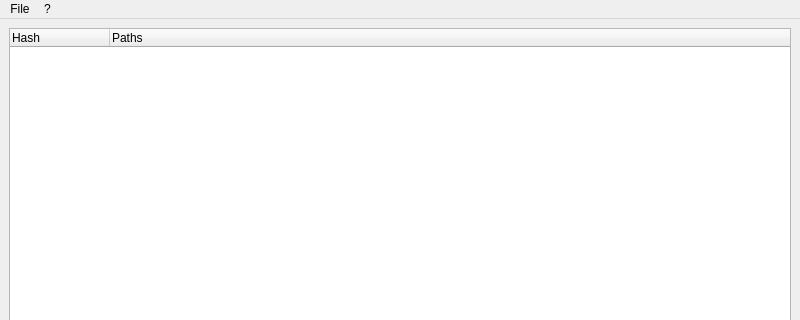
First picture: the form in mainwindow.ui, repository visuve/Duff, before the edit; both pictures show x 0 to 800 and y 0 to 320 of the 800 by 600 pixel window.
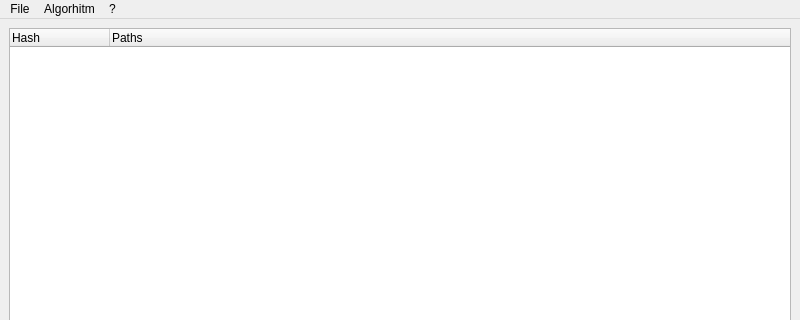
Second picture: the form after the edit.

Commit message: Add option to change checksum algorithm

```diff
--- a/mainwindow.ui
+++ b/mainwindow.ui
@@ -54,7 +54,17 @@
     <addaction name="actionAbout"/>
     <addaction name="actionLicenses"/>
    </widget>
+   <widget class="QMenu" name="menuAlgorithm">
+    <property name="title">
+     <string>Algorhitm</string>
+    </property>
+    <addaction name="actionMD5"/>
+    <addaction name="actionSHA_1"/>
+    <addaction name="actionSHA_256"/>
+    <addaction name="actionSHA_512"/>
+   </widget>
    <addaction name="menuFile"/>
+   <addaction name="menuAlgorithm"/>
    <addaction name="menu"/>
   </widget>
   <widget class="QStatusBar" name="statusBar"/>
```
Left out of the diff: 32 changed lines with no effect on the pictures. The commit also changes 2 other files.
